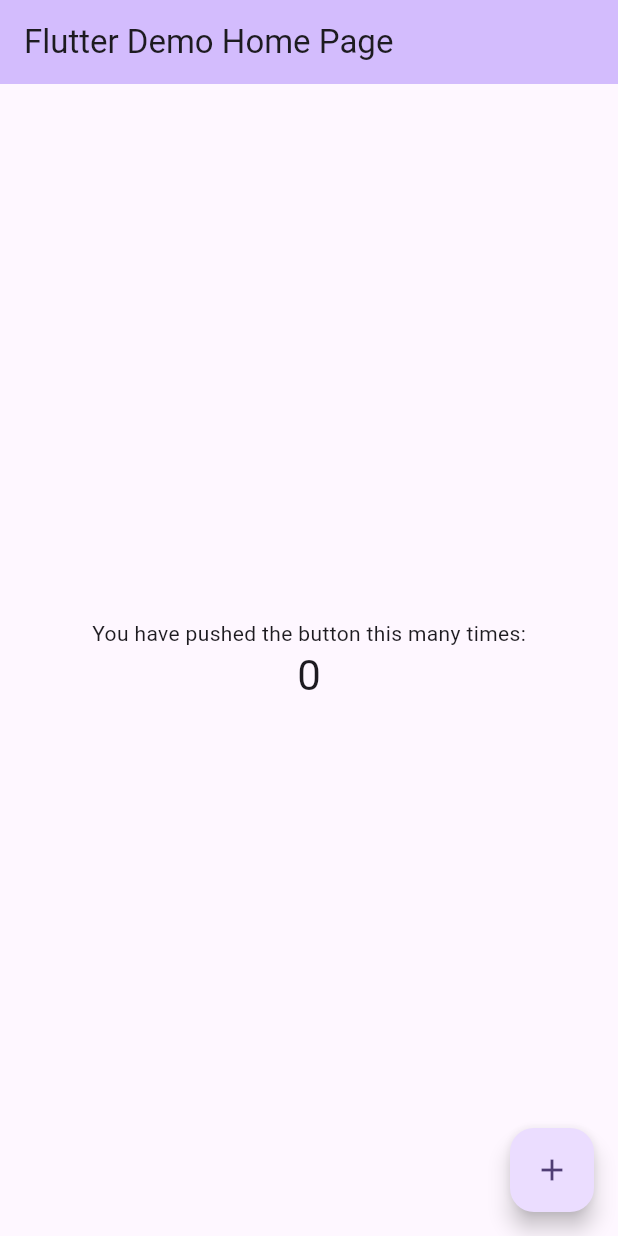
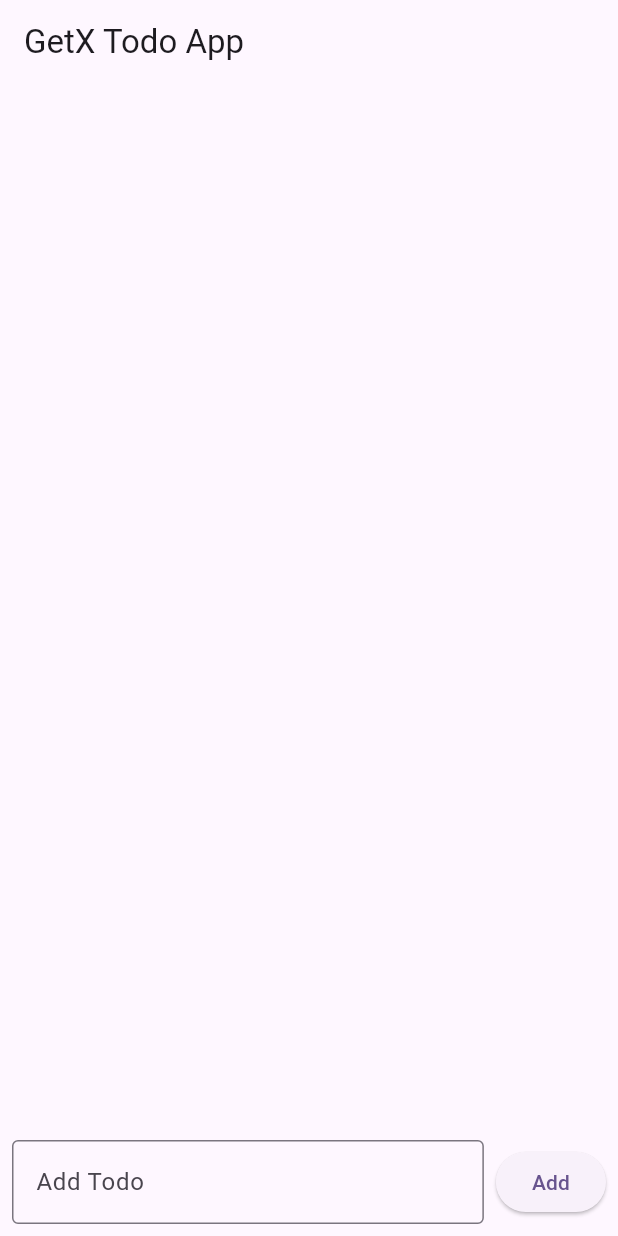
Before and after one commit to musharrafhamraz/Getx-State-Management-Flutter, a Flutter app: the screen it shows after launch, on a phone screen of 412 x 824 dp. Run offline on Flutter 3.47's test engine with Material 3 defaults, Android fonts, the phone set to English and light mode, and no system bars; our stand-ins replace get.

Commit message:
view portion of the todo app done.

```diff
--- a/lib/main.dart
+++ b/lib/main.dart
@@ -1,4 +1,7 @@
 import 'package:flutter/material.dart';
+import 'package:get/get.dart';
+
+import 'package:getxstatepractice/todo_app/view.dart';
 
 void main() {
   runApp(const MyApp());
@@ -10,116 +13,13 @@
   // This widget is the root of your application.
   @override
   Widget build(BuildContext context) {
-    return MaterialApp(
+    return GetMaterialApp(
       title: 'Flutter Demo',
       theme: ThemeData(
-        // This is the theme of your application.
-        //
-        // TRY THIS: Try running your application with "flutter run". You'll see
-        // the application has a purple toolbar. Then, without quitting the app,
-        // try changing the seedColor in the colorScheme below to Colors.green
-        // and then invoke "hot reload" (save your changes or press the "hot
-        // reload" button in a Flutter-supported IDE, or press "r" if you used
-        // the command line to start the app).
-        //
-        // Notice that the counter didn't reset back to zero; the application
-        // state is not lost during the reload. To reset the state, use hot
-        // restart instead.
-        //
-        // This works for code too, not just values: Most code changes can be
-        // tested with just a hot reload.
         colorScheme: ColorScheme.fromSeed(seedColor: Colors.deepPurple),
         useMaterial3: true,
       ),
-      home: const MyHomePage(title: 'Flutter Demo Home Page'),
+      home: TodoApp(),
     );
   }
 }
-
-class MyHomePage extends StatefulWidget {
-  const MyHomePage({super.key, required this.title});
-
-  // This widget is the home page of your application. It is stateful, meaning
-  // that it has a State object (defined below) that contains fields that affect
-  // how it looks.
-
-  // This class is the configuration for the state. It holds the values (in this
-  // case the title) provided by the parent (in this case the App widget) and
-  // used by the build method of the State. Fields in a Widget subclass are
-  // always marked "final".
-
-  final String title;
-
-  @override
-  State<MyHomePage> createState() => _MyHomePageState();
-}
-
-class _MyHomePageState extends State<MyHomePage> {
-  int _counter = 0;
-
-  void _incrementCounter() {
-    setState(() {
-      // This call to setState tells the Flutter framework that something has
-      // changed in this State, which causes it to rerun the build method below
-      // so that the display can reflect the updated values. If we changed
-      // _counter without calling setState(), then the build method would not be
-      // called again, and so nothing would appear to happen.
-      _counter++;
-    });
-  }
-
-  @override
-  Widget build(BuildContext context) {
-    // This method is rerun every time setState is called, for instance as done
-    // by the _incrementCounter method above.
-    //
-    // The Flutter framework has been optimized to make rerunning build methods
-    // fast, so that you can just rebuild anything that needs updating rather
-    // than having to individually change instances of widgets.
-    return Scaffold(
-      appBar: AppBar(
-        // TRY THIS: Try changing the color here to a specific color (to
-        // Colors.amber, perhaps?) and trigger a hot reload to see the AppBar
-        // change color while the other colors stay the same.
-        backgroundColor: Theme.of(context).colorScheme.inversePrimary,
-        // Here we take the value from the MyHomePage object that was created by
-        // the App.build method, and use it to set our appbar title.
-        title: Text(widget.title),
-      ),
-      body: Center(
-        // Center is a layout widget. It takes a single child and positions it
-        // in the middle of the parent.
-        child: Column(
-          // Column is also a layout widget. It takes a list of children and
-          // arranges them vertically. By default, it sizes itself to fit its
-          // children horizontally, and tries to be as tall as its parent.
-          //
-          // Column has various properties to control how it sizes itself and
-          // how it positions its children. Here we use mainAxisAlignment to
-          // center the children vertically; the main axis here is the vertical
-          // axis because Columns are vertical (the cross axis would be
-          // horizontal).
-          //
-          // TRY THIS: Invoke "debug painting" (choose the "Toggle Debug Paint"
-          // action in the IDE, or press "p" in the console), to see the
-          // wireframe for each widget.
-          mainAxisAlignment: MainAxisAlignment.center,
-          children: <Widget>[
-            const Text(
-              'You have pushed the button this many times:',
-            ),
-            Text(
-              '$_counter',
-              style: Theme.of(context).textTheme.headlineMedium,
-            ),
-          ],
-        ),
-      ),
-      floatingActionButton: FloatingActionButton(
-        onPressed: _incrementCounter,
-        tooltip: 'Increment',
-        child: const Icon(Icons.add),
-      ), // This trailing comma makes auto-formatting nicer for build methods.
-    );
-  }
-}
--- a/lib/todo_app/view.dart
+++ b/lib/todo_app/view.dart
@@ -0,0 +1,86 @@
+import 'package:flutter/material.dart';
+import 'package:get/get.dart';
+import 'package:getxstatepractice/todo_app/controller.dart';
+
+class TodoApp extends StatelessWidget {
+  final TodoController todoController = Get.put(TodoController());
+  final TextEditingController text = TextEditingController();
+
+  @override
+  Widget build(BuildContext context) {
+    return Scaffold(
+      appBar: AppBar(
+        title: const Text('GetX Todo App'),
+      ),
+      body: Column(
+        children: [
+          Expanded(
+            child: Obx(() {
+              return ListView.builder(
+                itemCount: todoController.todos.length,
+                itemBuilder: (context, index) {
+                  var todo = todoController.todos[index];
+                  return ListTile(
+                    title: Text(
+                      todo.task,
+                      style: TextStyle(
+                        decoration: todo.isComplete
+                            ? TextDecoration.lineThrough
+                            : TextDecoration.none,
+                      ),
+                    ),
+                    leading: Checkbox(
+                      value: todo.isComplete,
+                      onChanged: (value) {
+                        todoController.toggleTodoStatus(index);
+                      },
+                    ),
+                    trailing: IconButton(
+                      icon: const Icon(Icons.delete),
+                      onPressed: () {
+                        todoController.removeTask(index);
+                      },
+                    ),
+                  );
+                },
+              );
+            }),
+          ),
+          Padding(
+            padding: const EdgeInsets.all(8.0),
+            child: Row(
+              children: [
+                Expanded(
+                  child: TextField(
+                    controller: text,
+                    decoration: const InputDecoration(
+                      labelText: 'Add Todo',
+                      border: OutlineInputBorder(),
+                    ),
+                    onSubmitted: (value) {
+                      if (value.isNotEmpty) {
+                        todoController.addTodo(value);
+                        value = '';
+                      }
+                    },
+                  ),
+                ),
+                const SizedBox(width: 8),
+                ElevatedButton(
+                  onPressed: () {
+                    // Handle add todo action
+                    if (text.text.isNotEmpty) {
+                      todoController.addTodo(text.text);
+                      text.text = '';
+                    }
+                  },
+                  child: const Text('Add'),
+                ),
+              ],
+            ),
+          ),
+        ],
+      ),
+    );
+  }
+}
```
